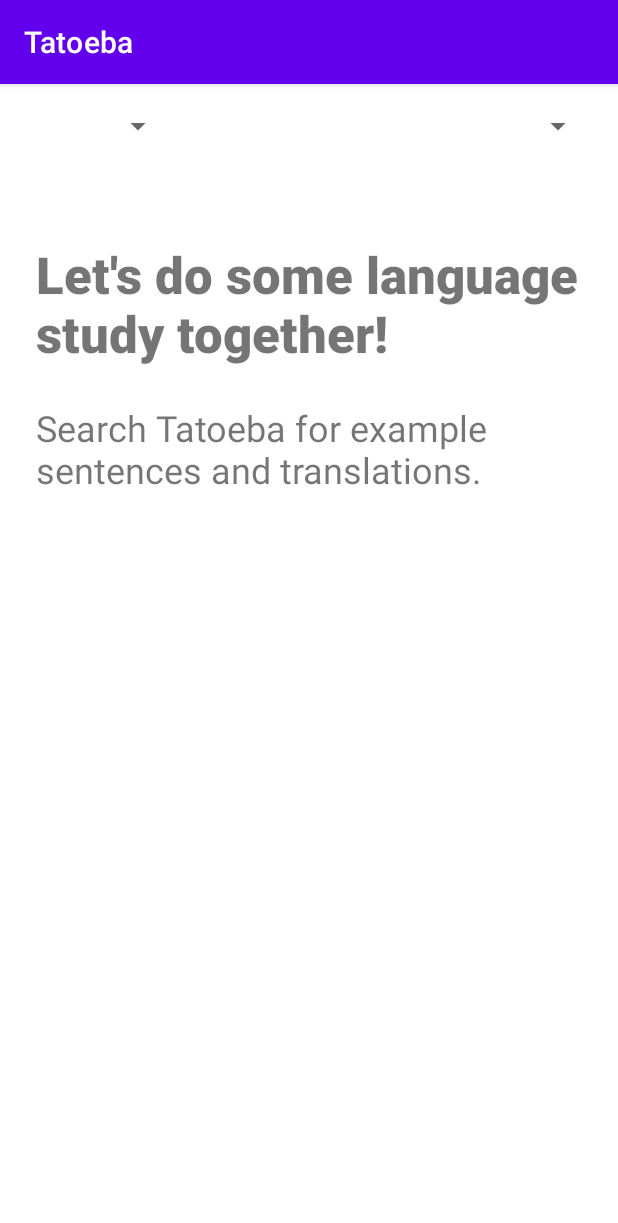
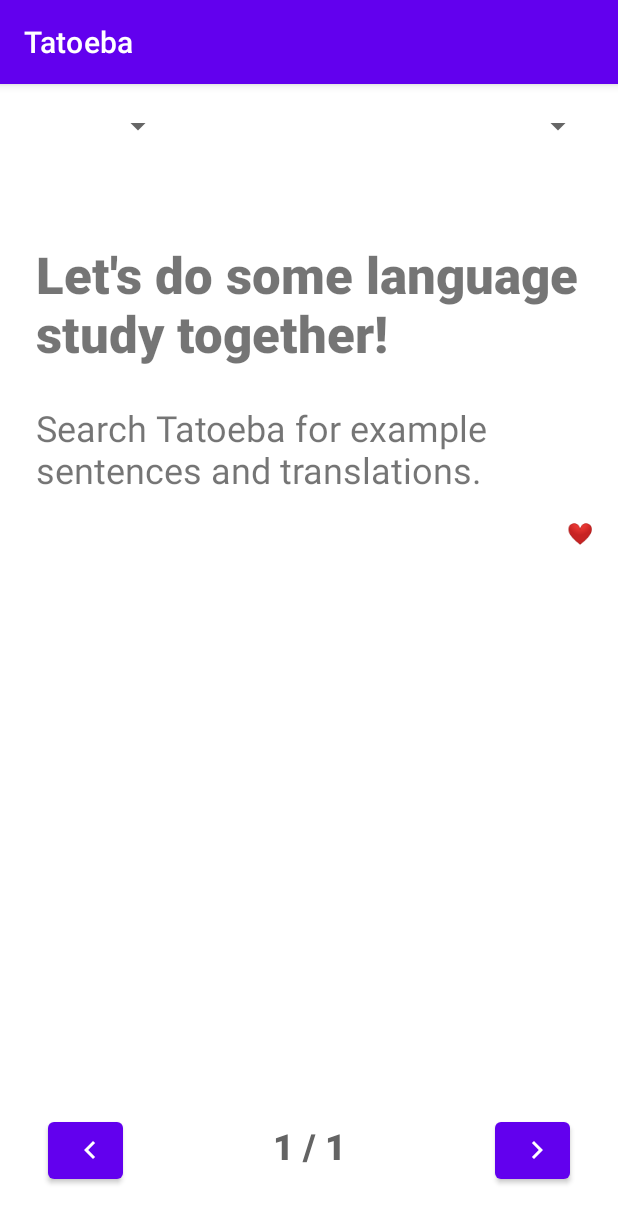
Before and after one commit to amanda-lambda/tatoeba-app, an Android app: the screen it shows after launch (MainActivity), on a phone screen of 412 x 824 dp. Shown: the top 1223 px of the screen. Run offline under Robolectric (Android 15) with nearby library versions, the phone set to English and light mode, and no system bars.

Commit message:
adding navigation buttons

```diff
--- /dev/null
+++ b/app/src/main/res/drawable/ic_baseline_chevron_left_24.xml
@@ -0,0 +1,10 @@
+<vector xmlns:android="http://schemas.android.com/apk/res/android"
+    android:width="24dp"
+    android:height="24dp"
+    android:viewportWidth="24"
+    android:viewportHeight="24"
+    android:tint="?attr/colorControlNormal">
+  <path
+      android:fillColor="@android:color/white"
+      android:pathData="M15.41,7.41L14,6l-6,6 6,6 1.41,-1.41L10.83,12z"/>
+</vector>
--- /dev/null
+++ b/app/src/main/res/drawable/ic_baseline_chevron_right_24.xml
@@ -0,0 +1,10 @@
+<vector xmlns:android="http://schemas.android.com/apk/res/android"
+    android:width="24dp"
+    android:height="24dp"
+    android:viewportWidth="24"
+    android:viewportHeight="24"
+    android:tint="?attr/colorControlNormal">
+  <path
+      android:fillColor="@android:color/white"
+      android:pathData="M10,6L8.59,7.41 13.17,12l-4.58,4.59L10,18l6,-6z"/>
+</vector>
--- a/app/src/main/res/layout/activity_main.xml
+++ b/app/src/main/res/layout/activity_main.xml
@@ -74,11 +74,52 @@
         app:layout_constraintTop_toBottomOf="@+id/sentence" />
 
     <Button
-        android:id="@+id/button"
+        android:id="@+id/page_left"
+        android:layout_width="50dp"
+        android:layout_height="50dp"
+        android:layout_marginStart="32dp"
+        android:layout_marginLeft="32dp"
+        android:layout_marginBottom="32dp"
+        android:fontFamily="sans-serif-black"
+        android:textSize="24sp"
+        app:icon="@drawable/ic_baseline_chevron_left_24"
+        app:layout_constraintBottom_toBottomOf="parent"
+        app:layout_constraintStart_toStartOf="parent" />
+
+    <Button
+        android:id="@+id/page_right"
+        android:layout_width="50dp"
+        android:layout_height="50dp"
+        android:layout_marginEnd="32dp"
+        android:layout_marginRight="32dp"
+        android:layout_marginBottom="32dp"
+        app:icon="@drawable/ic_baseline_chevron_right_24"
+        app:layout_constraintBottom_toBottomOf="parent"
+        app:layout_constraintEnd_toEndOf="parent" />
+
+    <TextView
+        android:id="@+id/track_result"
         android:layout_width="wrap_content"
         android:layout_height="wrap_content"
-        android:text="Button"
-        tools:layout_editor_absoluteX="21dp"
-        tools:layout_editor_absoluteY="650dp" />
+        android:layout_marginBottom="44dp"
+        android:fontFamily="sans-serif-black"
+        android:text="@string/default_track_result"
+        android:textColor="#646464"
+        android:textSize="24sp"
+        app:layout_constraintBottom_toBottomOf="parent"
+        app:layout_constraintEnd_toStartOf="@+id/page_right"
+        app:layout_constraintStart_toEndOf="@+id/page_left" />
+
+    <TextView
+        android:id="@+id/source_url"
+        android:layout_width="wrap_content"
+        android:layout_height="wrap_content"
+        android:layout_marginTop="16dp"
+        android:layout_marginEnd="16dp"
+        android:layout_marginRight="16dp"
+        android:text="@string/default_source_url"
+        android:textColor="#969696"
+        app:layout_constraintEnd_toEndOf="parent"
+        app:layout_constraintTop_toBottomOf="@+id/translations" />
 
 </androidx.constraintlayout.widget.ConstraintLayout>
--- a/app/src/main/res/values/strings.xml
+++ b/app/src/main/res/values/strings.xml
@@ -5,4 +5,6 @@
     <string name="content_description_search">Search query input here.</string>
     <string name="default_sentence">Let\'s do some language study together!</string>
     <string name="default_translation">Search Tatoeba for example sentences and translations.</string>
+    <string name="default_track_result">1 / 1</string>
+    <string name="default_source_url">❤</string>
 </resources>
```
